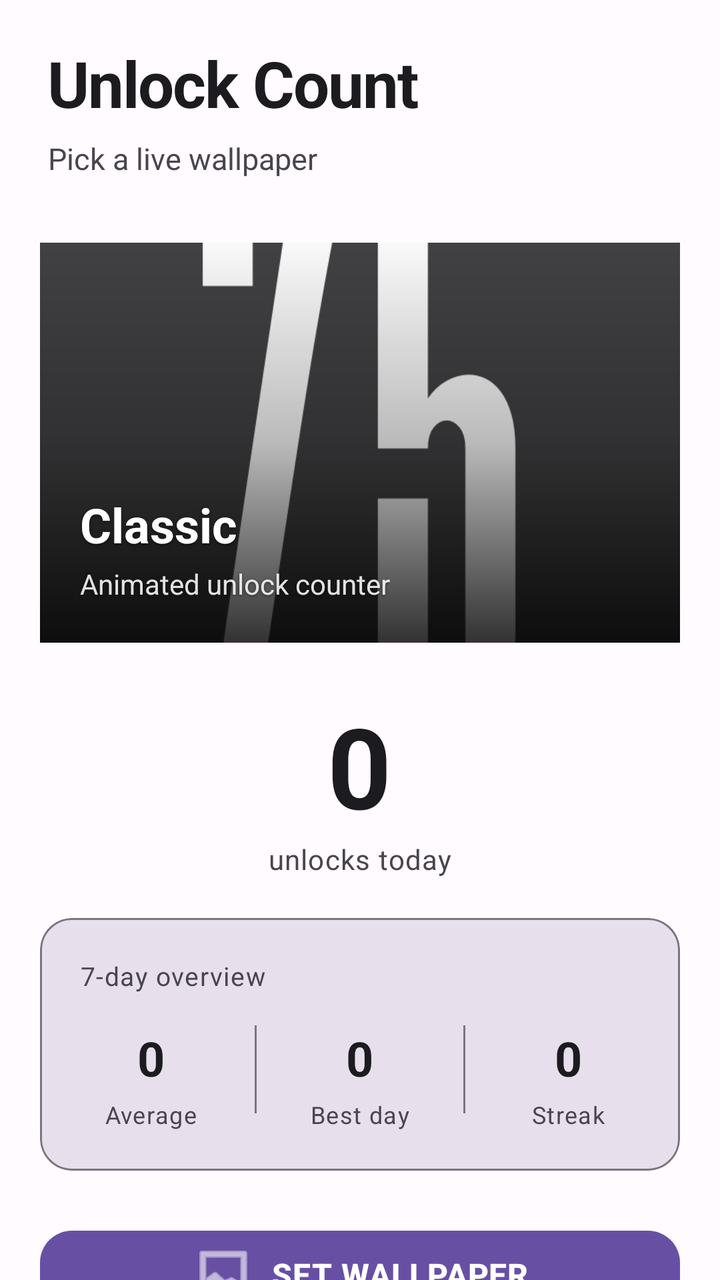
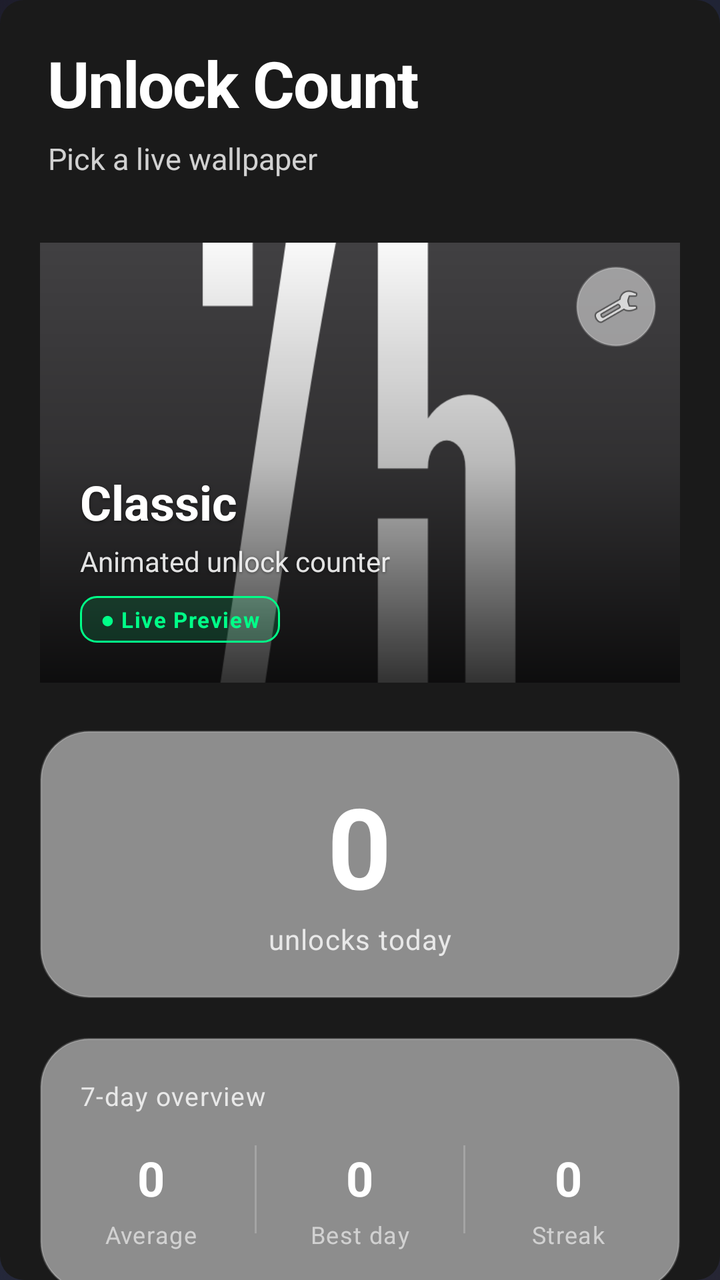

Before-and-after screenshots of an Android layout around one commit, followed by the original layout XML and the change that was made.
<!-- AndroidManifest.xml: application theme AppTheme -->
<!-- res/layout/activity_main.xml -->
<?xml version="1.0" encoding="utf-8"?>
<androidx.coordinatorlayout.widget.CoordinatorLayout xmlns:android="http://schemas.android.com/apk/res/android"
    xmlns:app="http://schemas.android.com/apk/res-auto"
    android:layout_width="match_parent"
    android:layout_height="match_parent"
    android:background="?attr/colorSurface">

    <com.google.android.material.appbar.AppBarLayout
        android:id="@+id/appBar"
        android:layout_width="match_parent"
        android:layout_height="wrap_content"
        android:background="?attr/colorSurface"
        app:elevation="0dp">

        <com.google.android.material.appbar.CollapsingToolbarLayout
            android:layout_width="match_parent"
            android:layout_height="wrap_content"
            app:layout_scrollFlags="scroll|exitUntilCollapsed"
            app:titleEnabled="false"
            app:contentScrim="?attr/colorSurface">

            <LinearLayout
                android:layout_width="match_parent"
                android:layout_height="wrap_content"
                android:orientation="vertical"
                android:paddingHorizontal="24dp"
                android:paddingTop="20dp"
                android:paddingBottom="16dp"
                app:layout_collapseMode="parallax"
                app:layout_collapseParallaxMultiplier="0.7">

                <TextView
                    android:id="@+id/tvAppTitle"
                    android:layout_width="wrap_content"
                    android:layout_height="wrap_content"
                    android:text="Unlock Count"
                    android:textSize="32sp"
                    android:textStyle="bold"
                    android:textColor="?attr/colorOnSurface"
                    android:letterSpacing="-0.02" />

                <TextView
                    android:layout_width="wrap_content"
                    android:layout_height="wrap_content"
                    android:text="Pick a live wallpaper"
                    android:textSize="15sp"
                    android:textColor="?attr/colorOnSurfaceVariant"
                    android:layout_marginTop="6dp" />
            </LinearLayout>
        </com.google.android.material.appbar.CollapsingToolbarLayout>
    </com.google.android.material.appbar.AppBarLayout>

    <androidx.core.widget.NestedScrollView
        android:layout_width="match_parent"
        android:layout_height="match_parent"
        android:fillViewport="true"
        android:clipToPadding="false"
        app:layout_behavior="@string/appbar_scrolling_view_behavior">

        <LinearLayout
            android:layout_width="match_parent"
            android:layout_height="wrap_content"
            android:orientation="vertical"
            android:paddingHorizontal="20dp"
            android:paddingTop="16dp"
            android:paddingBottom="32dp">

            
            <FrameLayout
                android:layout_width="match_parent"
                android:layout_height="200dp"
                android:layout_marginBottom="24dp"
                android:background="@drawable/bg_rounded_card">

                <ImageView
                    android:id="@+id/previewImage"
                    android:layout_width="match_parent"
                    android:layout_height="match_parent"
                    android:scaleType="centerCrop"
                    android:src="@drawable/thumbnail" />

                <View
                    android:layout_width="match_parent"
                    android:layout_height="match_parent"
                    android:background="@drawable/bg_gradient_overlay" />

                <LinearLayout
                    android:layout_width="match_parent"
                    android:layout_height="match_parent"
                    android:orientation="vertical"
                    android:gravity="bottom"
                    android:padding="20dp">

                    <TextView
                        android:id="@+id/tvModeTitle"
                        android:layout_width="wrap_content"
                        android:layout_height="wrap_content"
                        android:text="Classic"
                        android:textSize="24sp"
                        android:textStyle="bold"
                        android:textColor="@android:color/white"
                        android:shadowColor="#80000000"
                        android:shadowDx="0"
                        android:shadowDy="2"
                        android:shadowRadius="4" />

                    <TextView
                        android:id="@+id/tvModeDesc"
                        android:layout_width="wrap_content"
                        android:layout_height="wrap_content"
                        android:text="Animated unlock counter"
                        android:textSize="14sp"
                        android:textColor="#E0FFFFFF"
                        android:layout_marginTop="4dp"
                        android:shadowColor="#80000000"
                        android:shadowDx="0"
                        android:shadowDy="1"
                        android:shadowRadius="3" />
                </LinearLayout>
            </FrameLayout>

            
            <LinearLayout
                android:layout_width="match_parent"
                android:layout_height="wrap_content"
                android:orientation="vertical"
                android:gravity="center_horizontal"
                android:layout_marginBottom="20dp">

                <TextView
                    android:id="@+id/tvTodayCount"
                    android:layout_width="wrap_content"
                    android:layout_height="wrap_content"
                    android:text="0"
                    android:textSize="56sp"
                    android:textStyle="bold"
                    android:textColor="?attr/colorOnSurface"
                    android:letterSpacing="-0.02" />

                <TextView
                    android:layout_width="wrap_content"
                    android:layout_height="wrap_content"
                    android:text="unlocks today"
                    android:textSize="14sp"
                    android:textColor="?attr/colorOnSurfaceVariant"
                    android:letterSpacing="0.03" />
            </LinearLayout>

            
            <com.google.android.material.card.MaterialCardView
                android:layout_width="match_parent"
                android:layout_height="wrap_content"
                android:layout_marginBottom="24dp"
                app:cardCornerRadius="16dp"
                app:cardElevation="0dp"
                app:cardBackgroundColor="?attr/colorSurfaceVariant"
                app:strokeColor="?attr/colorOutline"
                app:strokeWidth="1dp">

                <LinearLayout
                    android:layout_width="match_parent"
                    android:layout_height="wrap_content"
                    android:orientation="vertical"
                    android:padding="20dp">

                    <TextView
                        android:layout_width="wrap_content"
                        android:layout_height="wrap_content"
                        android:text="7-day overview"
                        android:textSize="13sp"
                        android:textColor="?attr/colorOnSurfaceVariant"
                        android:layout_marginBottom="16dp"
                        android:letterSpacing="0.04" />

                    <LinearLayout
                        android:layout_width="match_parent"
                        android:layout_height="wrap_content"
                        android:orientation="horizontal"
                        android:gravity="center_horizontal">

                        <LinearLayout
                            android:layout_width="0dp"
                            android:layout_height="wrap_content"
                            android:layout_weight="1"
                            android:orientation="vertical"
                            android:gravity="center_horizontal">

                            <TextView
                                android:id="@+id/tvAverage"
                                android:layout_width="wrap_content"
                                android:layout_height="wrap_content"
                                android:text="0"
                                android:textSize="24sp"
                                android:textStyle="bold"
                                android:textColor="?attr/colorOnSurface"
                                android:layout_marginBottom="4dp" />

                            <TextView
                                android:layout_width="wrap_content"
                                android:layout_height="wrap_content"
                                android:text="Average"
                                android:textSize="12sp"
                                android:textColor="?attr/colorOnSurfaceVariant"
                                android:letterSpacing="0.04" />
                        </LinearLayout>

                        <View
                            android:layout_width="1dp"
                            android:layout_height="44dp"
                            android:background="?attr/colorOutline"
                            android:layout_marginHorizontal="16dp" />

                        <LinearLayout
                            android:layout_width="0dp"
                            android:layout_height="wrap_content"
                            android:layout_weight="1"
                            android:orientation="vertical"
                            android:gravity="center_horizontal">

                            <TextView
                                android:id="@+id/tvBestDay"
                                android:layout_width="wrap_content"
                                android:layout_height="wrap_content"
                                android:text="0"
                                android:textSize="24sp"
                                android:textStyle="bold"
                                android:textColor="?attr/colorOnSurface"
                                android:layout_marginBottom="4dp" />

                            <TextView
                                android:layout_width="wrap_content"
                                android:layout_height="wrap_content"
                                android:text="Best day"
                                android:textSize="12sp"
                                android:textColor="?attr/colorOnSurfaceVariant"
                                android:letterSpacing="0.04" />
                        </LinearLayout>

                        <View
                            android:layout_width="1dp"
                            android:layout_height="44dp"
                            android:background="?attr/colorOutline"
                            android:layout_marginHorizontal="16dp" />

                        <LinearLayout
                            android:layout_width="0dp"
                            android:layout_height="wrap_content"
                            android:layout_weight="1"
                            android:orientation="vertical"
                            android:gravity="center_horizontal">

                            <TextView
                                android:id="@+id/tvStreak"
                                android:layout_width="wrap_content"
                                android:layout_height="wrap_content"
                                android:text="0"
                                android:textSize="24sp"
                                android:textStyle="bold"
                                android:textColor="?attr/colorOnSurface"
                                android:layout_marginBottom="4dp" />

                            <TextView
                                android:layout_width="wrap_content"
                                android:layout_height="wrap_content"
                                android:text="Streak"
                                android:textSize="12sp"
                                android:textColor="?attr/colorOnSurfaceVariant"
                                android:letterSpacing="0.04" />
                        </LinearLayout>
                    </LinearLayout>
                </LinearLayout>
            </com.google.android.material.card.MaterialCardView>

            
            <com.google.android.material.button.MaterialButton
                android:id="@+id/btnSetWallpaper"
                android:layout_width="match_parent"
                android:layout_height="56dp"
                android:layout_marginBottom="12dp"
                android:text="Set Wallpaper"
                android:textSize="16sp"
                android:textStyle="bold"
                android:letterSpacing="0.02"
                app:cornerRadius="16dp"
                app:icon="@android:drawable/ic_menu_gallery"
                app:iconGravity="textStart" />

            
            <com.google.android.material.button.MaterialButton
                android:id="@+id/btnSettings"
                android:layout_width="match_parent"
                android:layout_height="56dp"
                android:layout_marginBottom="24dp"
                android:text="Open Settings"
                android:textSize="15sp"
                android:textStyle="bold"
                android:letterSpacing="0.02"
                style="@style/Widget.MaterialComponents.Button.OutlinedButton"
                app:cornerRadius="16dp"
                app:icon="@android:drawable/ic_menu_preferences"
                app:iconGravity="textStart" />

            
            <TextView
                android:layout_width="wrap_content"
                android:layout_height="wrap_content"
                android:text="All modes"
                android:textSize="14sp"
                android:textColor="?attr/colorOnSurfaceVariant"
                android:layout_marginBottom="12dp"
                android:letterSpacing="0.04" />

            <androidx.recyclerview.widget.RecyclerView
                android:id="@+id/rvModes"
                android:layout_width="match_parent"
                android:layout_height="wrap_content"
                android:clipToPadding="false"
                android:nestedScrollingEnabled="false"
                android:paddingBottom="8dp" />
        </LinearLayout>
    </androidx.core.widget.NestedScrollView>
</androidx.coordinatorlayout.widget.CoordinatorLayout>
<!-- resources referenced by this layout -->
<resources>
  <!-- drawable bg_gradient_overlay (drawable) -->
  <?xml version="1.0" encoding="utf-8"?>
  <shape xmlns:android="http://schemas.android.com/apk/res/android"
      android:shape="rectangle">
      <gradient
          android:angle="270"
          android:startColor="#00000000"
          android:centerColor="#40000000"
          android:endColor="#CC000000" />
  </shape>
  <!-- drawable bg_rounded_card (drawable) -->
  <?xml version="1.0" encoding="utf-8"?>
  <shape xmlns:android="http://schemas.android.com/apk/res/android"
      android:shape="rectangle">
      <solid android:color="?attr/colorSurface" />
      <corners android:radius="24dp" />
      <stroke android:width="1dp" android:color="?attr/colorOutline" />
  </shape>
  <!-- drawable thumbnail: png bitmap (drawable, 23393 bytes) -->
  <style name="AppTheme" parent="Theme.MaterialComponents.DayNight.NoActionBar">
          <item name="colorPrimary">@color/colorPrimary</item>
          <item name="colorOnPrimary">@color/colorOnPrimary</item>
          <item name="colorPrimaryContainer">@color/colorPrimaryContainer</item>
          <item name="colorOnPrimaryContainer">@color/colorOnPrimaryContainer</item>
          <item name="colorSurface">@color/background</item>
          <item name="colorOnSurface">@color/onSurface</item>
          <item name="colorSurfaceVariant">@color/surfaceVariant</item>
          <item name="colorOnSurfaceVariant">@color/onSurfaceVariant</item>
          <item name="colorOutline">@color/outline</item>
          <item name="android:statusBarColor">@android:color/transparent</item>
          <item name="android:windowLightStatusBar">false</item>
      </style>
  <color name="colorPrimary">#6750A4</color>
  <color name="colorOnPrimary">#FFFFFF</color>
  <color name="colorPrimaryContainer">#EADDFF</color>
  <color name="colorOnPrimaryContainer">#21005D</color>
  <color name="background">#FFFBFE</color>
  <color name="onSurface">#1C1B1F</color>
  <color name="surfaceVariant">#E7E0EC</color>
  <color name="onSurfaceVariant">#49454F</color>
  <color name="outline">#79747E</color>
</resources>

<!-- the commit's change to res/layout/activity_main.xml (unified diff, before → after) -->
@@ -3,13 +3,26 @@
     xmlns:app="http://schemas.android.com/apk/res-auto"
     android:layout_width="match_parent"
     android:layout_height="match_parent"
-    android:background="?attr/colorSurface">
+    android:background="@drawable/bg_wallpaper">
+
+    <ImageView
+        android:id="@+id/ivBackgroundPreview"
+        android:layout_width="match_parent"
+        android:layout_height="match_parent"
+        android:scaleType="centerCrop"
+        android:alpha="0.3"
+        android:src="@drawable/thumbnail" />
+
+    <View
+        android:layout_width="match_parent"
+        android:layout_height="match_parent"
+        android:background="@drawable/bg_dark_overlay" />
 
     <com.google.android.material.appbar.AppBarLayout
         android:id="@+id/appBar"
         android:layout_width="match_parent"
         android:layout_height="wrap_content"
-        android:background="?attr/colorSurface"
+        android:background="@android:color/transparent"
         app:elevation="0dp">
 
         <com.google.android.material.appbar.CollapsingToolbarLayout
@@ -17,7 +30,7 @@
             android:layout_height="wrap_content"
             app:layout_scrollFlags="scroll|exitUntilCollapsed"
             app:titleEnabled="false"
-            app:contentScrim="?attr/colorSurface">
+            app:contentScrim="@android:color/transparent">
 
             <LinearLayout
                 android:layout_width="match_parent"
@@ -36,7 +49,7 @@
                     android:text="Unlock Count"
                     android:textSize="32sp"
                     android:textStyle="bold"
-                    android:textColor="?attr/colorOnSurface"
+                    android:textColor="@android:color/white"
                     android:letterSpacing="-0.02" />
 
                 <TextView
@@ -44,7 +57,7 @@
                     android:layout_height="wrap_content"
                     android:text="Pick a live wallpaper"
                     android:textSize="15sp"
-                    android:textColor="?attr/colorOnSurfaceVariant"
+                    android:textColor="#CCFFFFFF"
                     android:layout_marginTop="6dp" />
             </LinearLayout>
         </com.google.android.material.appbar.CollapsingToolbarLayout>
@@ -68,9 +81,10 @@
             
             <FrameLayout
                 android:layout_width="match_parent"
-                android:layout_height="200dp"
+                android:layout_height="220dp"
                 android:layout_marginBottom="24dp"
-                android:background="@drawable/bg_rounded_card">
+                android:background="@drawable/bg_glass_card"
+                android:elevation="8dp">
 
                 <ImageView
                     android:id="@+id/previewImage"
@@ -116,59 +130,99 @@
                         android:shadowDx="0"
                         android:shadowDy="1"
                         android:shadowRadius="3" />
+
+                    
+                    <TextView
+                        android:id="@+id/tvLivePreview"
+                        android:layout_width="wrap_content"
+                        android:layout_height="wrap_content"
+                        android:text="● Live Preview"
+                        android:textSize="11sp"
+                        android:textStyle="bold"
+                        android:textColor="#00FF88"
+                        android:layout_marginTop="8dp"
+                        android:paddingHorizontal="10dp"
+                        android:paddingVertical="4dp"
+                        android:background="@drawable/bg_live_badge"
+                        android:letterSpacing="0.05" />
+                </LinearLayout>
+
+                
+                <LinearLayout
+                    android:layout_width="wrap_content"
+                    android:layout_height="wrap_content"
+                    android:layout_gravity="top|end"
+                    android:layout_margin="12dp"
+                    android:orientation="horizontal"
+                    android:gravity="center_vertical">
+
+                    <ImageButton
+                        android:id="@+id/btnPreviewSettings"
+                        android:layout_width="40dp"
+                        android:layout_height="40dp"
+                        android:background="@drawable/bg_glass_circle"
+                        android:src="@android:drawable/ic_menu_preferences"
+                        android:contentDescription="Preview settings"
+                        android:scaleType="centerInside"
+                        android:padding="8dp" />
                 </LinearLayout>
             </FrameLayout>
 
             
-            <LinearLayout
-                android:layout_width="match_parent"
-                android:layout_height="wrap_content"
-                android:orientation="vertical"
-                android:gravity="center_horizontal"
-                android:layout_marginBottom="20dp">
-
-                <TextView
-                    android:id="@+id/tvTodayCount"
-                    android:layout_width="wrap_content"
-                    android:layout_height="wrap_content"
-                    android:text="0"
-                    android:textSize="56sp"
-                    android:textStyle="bold"
-                    android:textColor="?attr/colorOnSurface"
-                    android:letterSpacing="-0.02" />
-
-                <TextView
-                    android:layout_width="wrap_content"
-                    android:layout_height="wrap_content"
-                    android:text="unlocks today"
-                    android:textSize="14sp"
-                    android:textColor="?attr/colorOnSurfaceVariant"
-                    android:letterSpacing="0.03" />
-            </LinearLayout>
-
-            
-            <com.google.android.material.card.MaterialCardView
+            <FrameLayout
+                android:layout_width="match_parent"
+                android:layout_height="wrap_content"
+                android:layout_marginBottom="20dp"
+                android:background="@drawable/bg_glass_card"
+                android:elevation="4dp"
+                android:padding="20dp">
+
+                <LinearLayout
+                    android:layout_width="match_parent"
+                    android:layout_height="wrap_content"
+                    android:orientation="vertical"
+                    android:gravity="center_horizontal">
+
+                    <TextView
+                        android:id="@+id/tvTodayCount"
+                        android:layout_width="wrap_content"
+                        android:layout_height="wrap_content"
+                        android:text="0"
+                        android:textSize="56sp"
+                        android:textStyle="bold"
+                        android:textColor="@android:color/white"
+                        android:letterSpacing="-0.02" />
+
+                    <TextView
+                        android:layout_width="wrap_content"
+                        android:layout_height="wrap_content"
+                        android:text="unlocks today"
+                        android:textSize="14sp"
+                        android:textColor="#CCFFFFFF"
+                        android:letterSpacing="0.03" />
+                </LinearLayout>
+            </FrameLayout>
+
+            
+            <FrameLayout
                 android:layout_width="match_parent"
                 android:layout_height="wrap_content"
                 android:layout_marginBottom="24dp"
-                app:cardCornerRadius="16dp"
-                app:cardElevation="0dp"
-                app:cardBackgroundColor="?attr/colorSurfaceVariant"
-                app:strokeColor="?attr/colorOutline"
-                app:strokeWidth="1dp">
+                android:background="@drawable/bg_glass_card"
+                android:elevation="4dp"
+                android:padding="20dp">
 
                 <LinearLayout
                     android:layout_width="match_parent"
                     android:layout_height="wrap_content"
-                    android:orientation="vertical"
-                    android:padding="20dp">
+                    android:orientation="vertical">
 
                     <TextView
                         android:layout_width="wrap_content"
                         android:layout_height="wrap_content"
                         android:text="7-day overview"
                         android:textSize="13sp"
-                        android:textColor="?attr/colorOnSurfaceVariant"
+                        android:textColor="#CCFFFFFF"
                         android:layout_marginBottom="16dp"
                         android:letterSpacing="0.04" />
 
@@ -192,7 +246,7 @@
                                 android:text="0"
                                 android:textSize="24sp"
                                 android:textStyle="bold"
-                                android:textColor="?attr/colorOnSurface"
+                                android:textColor="@android:color/white"
                                 android:layout_marginBottom="4dp" />
 
                             <TextView
@@ -200,14 +254,14 @@
                                 android:layout_height="wrap_content"
                                 android:text="Average"
                                 android:textSize="12sp"
-                                android:textColor="?attr/colorOnSurfaceVariant"
+                                android:textColor="#99FFFFFF"
                                 android:letterSpacing="0.04" />
                         </LinearLayout>
 
                         <View
                             android:layout_width="1dp"
                             android:layout_height="44dp"
-                            android:background="?attr/colorOutline"
+                            android:background="#33FFFFFF"
                             android:layout_marginHorizontal="16dp" />
 
                         <LinearLayout
@@ -224,7 +278,7 @@
                                 android:text="0"
                                 android:textSize="24sp"
                                 android:textStyle="bold"
-                                android:textColor="?attr/colorOnSurface"
+                                android:textColor="@android:color/white"
                                 android:layout_marginBottom="4dp" />
 
                             <TextView
@@ -232,14 +286,14 @@
                                 android:layout_height="wrap_content"
                                 android:text="Best day"
                                 android:textSize="12sp"
-                                android:textColor="?attr/colorOnSurfaceVariant"
+                                android:textColor="#99FFFFFF"
                                 android:letterSpacing="0.04" />
                         </LinearLayout>
 
                         <View
                             android:layout_width="1dp"
                             android:layout_height="44dp"
-                            android:background="?attr/colorOutline"
+                            android:background="#33FFFFFF"
                             android:layout_marginHorizontal="16dp" />
 
                         <LinearLayout
@@ -256,7 +310,7 @@
                                 android:text="0"
                                 android:textSize="24sp"
                                 android:textStyle="bold"
-                                android:textColor="?attr/colorOnSurface"
+                                android:textColor="@android:color/white"
                                 android:layout_marginBottom="4dp" />
 
                             <TextView
@@ -264,12 +318,12 @@
                                 android:layout_height="wrap_content"
                                 android:text="Streak"
                                 android:textSize="12sp"
-                                android:textColor="?attr/colorOnSurfaceVariant"
+                                android:textColor="#99FFFFFF"
                                 android:letterSpacing="0.04" />
                         </LinearLayout>
                     </LinearLayout>
                 </LinearLayout>
-            </com.google.android.material.card.MaterialCardView>
+            </FrameLayout>
 
             
             <com.google.android.material.button.MaterialButton
@@ -283,7 +337,9 @@
                 android:letterSpacing="0.02"
                 app:cornerRadius="16dp"
                 app:icon="@android:drawable/ic_menu_gallery"
-                app:iconGravity="textStart" />
+                app:iconGravity="textStart"
+                app:backgroundTint="#FFFFFF"
+                android:textColor="#1A1A1A" />
 
             
             <com.google.android.material.button.MaterialButton
@@ -298,15 +354,18 @@
                 style="@style/Widget.MaterialComponents.Button.OutlinedButton"
                 app:cornerRadius="16dp"
                 app:icon="@android:drawable/ic_menu_preferences"
-                app:iconGravity="textStart" />
+                app:iconGravity="textStart"
+                app:strokeColor="#FFFFFF"
+                app:strokeWidth="2dp"
+                android:textColor="@android:color/white" />
 
             
             <TextView
                 android:layout_width="wrap_content"
                 android:layout_height="wrap_content"
-                android:text="All modes"
+                android:text="All Modes"
                 android:textSize="14sp"
-                android:textColor="?attr/colorOnSurfaceVariant"
+                android:textColor="#CCFFFFFF"
                 android:layout_marginBottom="12dp"
                 android:letterSpacing="0.04" />
 
<!-- resource entries referenced after the edit -->
@@ -1,5 +1,27 @@
 <!-- resources referenced by this layout -->
 <resources>
+  <!-- drawable bg_dark_overlay (drawable) -->
+  <?xml version="1.0" encoding="utf-8"?>
+  <shape xmlns:android="http://schemas.android.com/apk/res/android"
+      android:shape="rectangle">
+      <solid android:color="#1A1A1A" />
+      <corners android:radius="12dp" />
+  </shape>
+  <!-- drawable bg_glass_card (drawable) -->
+  <?xml version="1.0" encoding="utf-8"?>
+  <shape xmlns:android="http://schemas.android.com/apk/res/android"
+      android:shape="rectangle">
+      <solid android:color="#80FFFFFF" />
+      <corners android:radius="24dp" />
+      <stroke android:width="1dp" android:color="#33FFFFFF" />
+  </shape>
+  <!-- drawable bg_glass_circle (drawable) -->
+  <?xml version="1.0" encoding="utf-8"?>
+  <shape xmlns:android="http://schemas.android.com/apk/res/android"
+      android:shape="oval">
+      <solid android:color="#80FFFFFF" />
+      <stroke android:width="1dp" android:color="#33FFFFFF" />
+  </shape>
   <!-- drawable bg_gradient_overlay (drawable) -->
   <?xml version="1.0" encoding="utf-8"?>
   <shape xmlns:android="http://schemas.android.com/apk/res/android"
@@ -10,13 +32,23 @@
           android:centerColor="#40000000"
           android:endColor="#CC000000" />
   </shape>
-  <!-- drawable bg_rounded_card (drawable) -->
+  <!-- drawable bg_live_badge (drawable) -->
   <?xml version="1.0" encoding="utf-8"?>
   <shape xmlns:android="http://schemas.android.com/apk/res/android"
       android:shape="rectangle">
-      <solid android:color="?attr/colorSurface" />
-      <corners android:radius="24dp" />
-      <stroke android:width="1dp" android:color="?attr/colorOutline" />
+      <solid android:color="#2200FF88" />
+      <corners android:radius="8dp" />
+      <stroke android:width="1dp" android:color="#00FF88" />
+  </shape>
+  <!-- drawable bg_wallpaper (drawable) -->
+  <?xml version="1.0" encoding="utf-8"?>
+  <shape xmlns:android="http://schemas.android.com/apk/res/android"
+      android:shape="rectangle">
+      <gradient
+          android:angle="135"
+          android:startColor="#1A1A2E"
+          android:centerColor="#16213E"
+          android:endColor="#0F0F23" />
   </shape>
   <!-- drawable thumbnail: png bitmap (drawable, 23393 bytes) -->
   <style name="AppTheme" parent="Theme.MaterialComponents.DayNight.NoActionBar">
